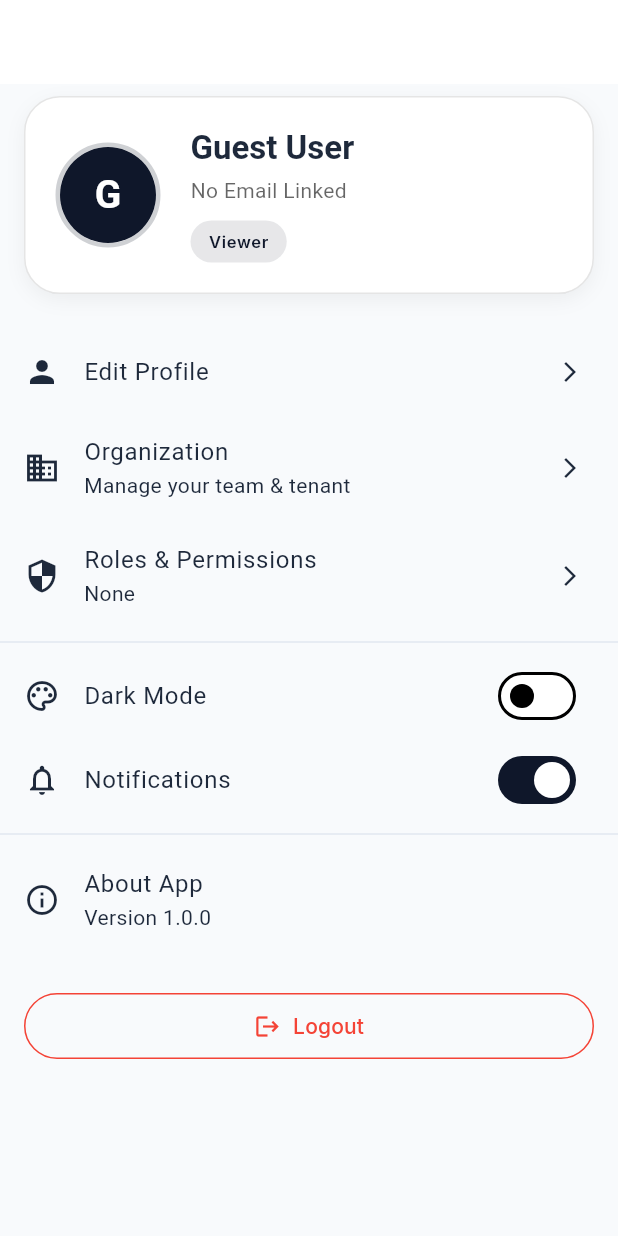
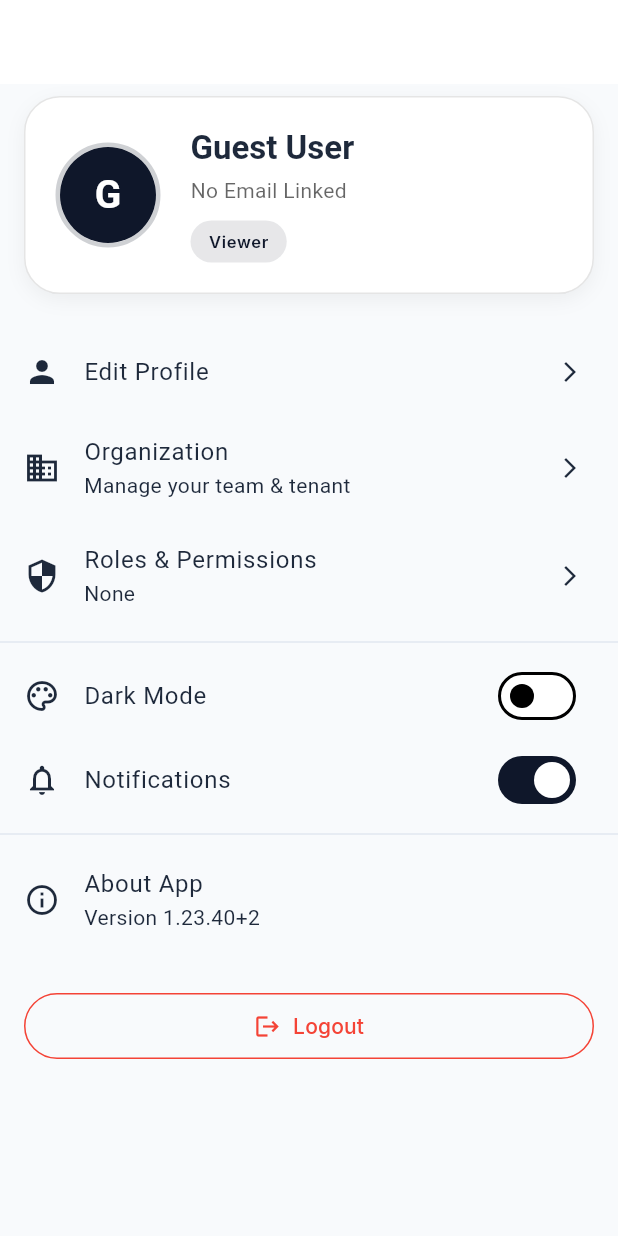
Before and after one commit to Preetdudhat03/CRM, a Flutter app: the SettingsScreen screen opened directly, on a phone screen of 412 x 824 dp. Run offline on Flutter 3.47's test engine with Material 3 defaults, Android fonts, the phone set to English and light mode, and no system bars; our stand-ins replace country_code_picker, file_picker, firebase_core, firebase_messaging, fl_chart, flutter_local_notifications and 7 more; accounts and stored records are empty.

Commit message:
2/4/2026

```diff
--- /dev/null
+++ b/lib/providers/app_info_provider.dart
@@ -0,0 +1,7 @@
+import 'package:package_info_plus/package_info_plus.dart';
+import 'package:flutter_riverpod/flutter_riverpod.dart';
+
+/// Provider that fetches app information (version, build number, etc.)
+final appInfoProvider = FutureProvider<PackageInfo>((ref) async {
+  return await PackageInfo.fromPlatform();
+});
--- a/lib/screens/settings/settings_screen.dart
+++ b/lib/screens/settings/settings_screen.dart
@@ -12,6 +12,7 @@ import '../../providers/theme_provider.dart';
 import '../../providers/notification_provider.dart';
 import '../../core/services/permission_service.dart';
 import '../../widgets/org_switcher.dart';
+import '../../providers/app_info_provider.dart';
 
 class SettingsScreen extends ConsumerWidget {
   const SettingsScreen({super.key});
@@ -23,6 +24,7 @@ class SettingsScreen extends ConsumerWidget {
     final canManageUsers = PermissionService.canManageUsers(user);
     final themeMode = ref.watch(themeModeProvider);
     final notificationsEnabled = ref.watch(notificationSettingsProvider);
+    final appInfo = ref.watch(appInfoProvider);
 
     return Scaffold(
       appBar: AppBar(
@@ -270,7 +272,11 @@ class SettingsScreen extends ConsumerWidget {
               child: ListTile(
                 leading: const Icon(Icons.info_outlined),
                 title: const Text('About App'),
-                subtitle: const Text('Version 1.0.0'),
+                subtitle: appInfo.when(
+                  data: (info) => Text('Version ${info.version}+${info.buildNumber}'),
+                  loading: () => const Text('Version ...'),
+                  error: (e, s) => const Text('Version 1.4.0'),
+                ),
               ),
             ),
 
--- a/pubspec.yaml
+++ b/pubspec.yaml
@@ -16,7 +16,7 @@ publish_to: 'none' # Remove this line if you wish to publish to pub.dev
 # https://developer.apple.com/library/archive/documentation/General/Reference/InfoPlistKeyReference/Articles/CoreFoundationKeys.html
 # In Windows, build-name is used as the major, minor, and patch parts
 # of the product and file versions while build-number is used as the build suffix.
-version: 1.0.0+1
+version: 1.23.40+2
 
 environment:
   sdk: ^3.11.0
@@ -37,6 +37,7 @@ dependencies:
   flutter_riverpod: ^2.6.1
   google_fonts: ^6.1.0
   intl: ^0.19.0
+  package_info_plus: ^9.0.1
   riverpod_annotation: ^2.3.5
   supabase_flutter: ^2.12.0
   timeago: ^3.7.1
```
Also changed, not shown: pubspec.lock, 2 other files.
